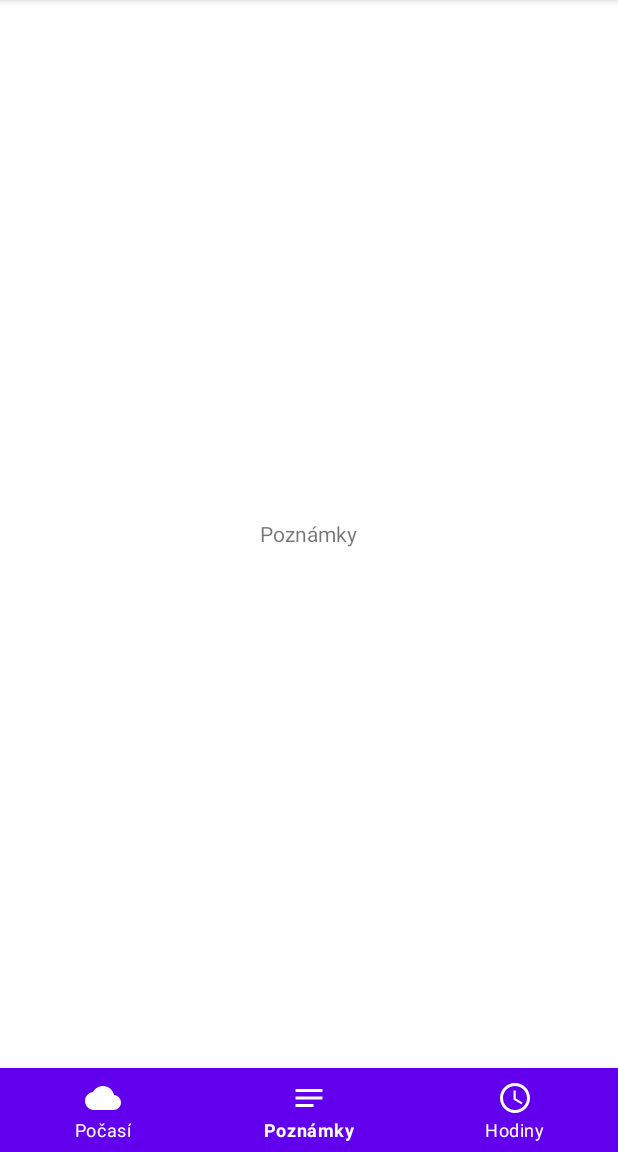
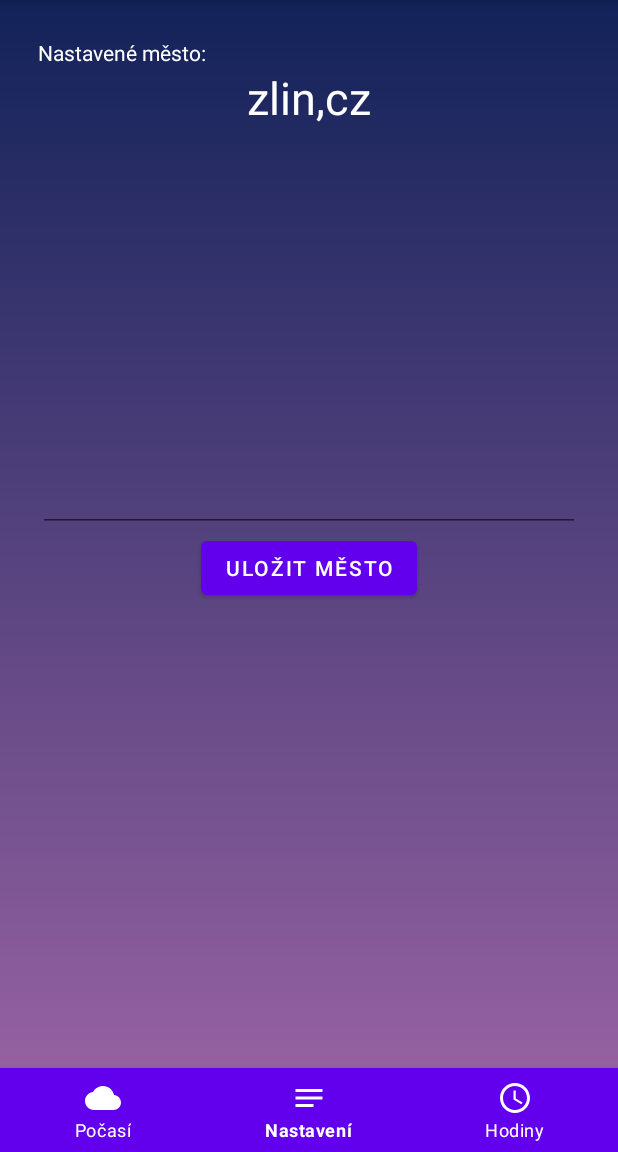
Before and after one commit to MarekLeopold/AK7MT, an Android app: the screen it shows after launch (MainActivity), item 2 of the bottom bar chosen, on a phone screen of 412 x 824 dp, the part 84-1236 px from its top. Run offline under Robolectric (Android 15) with nearby library versions, the phone set to English and light mode, and no system bars.

Commit message:
Perzistentní paměť

```diff
--- a/app/src/main/java/com/example/ak7mt/MainActivity.kt
+++ b/app/src/main/java/com/example/ak7mt/MainActivity.kt
@@ -1,25 +1,18 @@
 package com.example.ak7mt
 
-import android.os.AsyncTask
+import android.content.Context
+import android.os.Bundle
+import android.widget.Toast
 import androidx.appcompat.app.AppCompatActivity
-import android.os.Bundle
-import android.view.View
-import android.widget.ProgressBar
-import android.widget.RelativeLayout
-import android.widget.TextView
 import androidx.fragment.app.Fragment
 import com.example.ak7mt.fragments.HodinyFragment
 import com.example.ak7mt.fragments.PocasiFragment
 import com.example.ak7mt.fragments.PoznamkyFragment
 import kotlinx.android.synthetic.main.activity_main.*
-import kotlinx.android.synthetic.main.fragment_pocasi.*
-import org.json.JSONObject
-import java.net.URL
-import java.text.SimpleDateFormat
-import java.util.*
+import kotlinx.android.synthetic.main.fragment_poznamky.*
+
 
 class MainActivity : AppCompatActivity() {
-
 
     override fun onCreate(savedInstanceState: Bundle?) {
         super.onCreate(savedInstanceState)
@@ -27,20 +20,19 @@ class MainActivity : AppCompatActivity() {
 
         val hodinyFragment = HodinyFragment()
         val pocasiFragment = PocasiFragment()
-        val poznamkyFragment = PoznamkyFragment()
+        val nastaveniFragment = PoznamkyFragment()
 
         makeCurrentFragment(pocasiFragment)
 
         bottom_navigation.setOnNavigationItemSelectedListener {
             when(it.itemId){
                 R.id.pocasi -> makeCurrentFragment(pocasiFragment)
-                R.id.Poznamky -> makeCurrentFragment(poznamkyFragment)
+                R.id.Nastaveni -> makeCurrentFragment(nastaveniFragment)
                 R.id.Hodiny -> makeCurrentFragment(hodinyFragment)
             }
             true
         }
     }
-
 
 
     private fun makeCurrentFragment(fragment: Fragment) =
--- a/app/src/main/java/com/example/ak7mt/fragments/HodinyFragment.kt
+++ b/app/src/main/java/com/example/ak7mt/fragments/HodinyFragment.kt
@@ -7,26 +7,10 @@ import android.view.View
 import android.view.ViewGroup
 import com.example.ak7mt.R
 
-// TODO: Rename parameter arguments, choose names that match
-// the fragment initialization parameters, e.g. ARG_ITEM_NUMBER
-private const val ARG_PARAM1 = "param1"
-private const val ARG_PARAM2 = "param2"
-
-/**
- * A simple [Fragment] subclass.
- * Use the [HodinyFragment.newInstance] factory method to
- * create an instance of this fragment.
- */
 class HodinyFragment : Fragment() {
-    // TODO: Rename and change types of parameters
-    private var param1: String? = null
-    private var param2: String? = null
-
     override fun onCreate(savedInstanceState: Bundle?) {
         super.onCreate(savedInstanceState)
         arguments?.let {
-            param1 = it.getString(ARG_PARAM1)
-            param2 = it.getString(ARG_PARAM2)
         }
     }
 
@@ -37,24 +21,4 @@ class HodinyFragment : Fragment() {
         // Inflate the layout for this fragment
         return inflater.inflate(R.layout.fragment_hodiny, container, false)
     }
-
-    companion object {
-        /**
-         * Use this factory method to create a new instance of
-         * this fragment using the provided parameters.
-         *
-         * @param param1 Parameter 1.
-         * @param param2 Parameter 2.
-         * @return A new instance of fragment HodinyFragment.
-         */
-        // TODO: Rename and change types and number of parameters
-        @JvmStatic
-        fun newInstance(param1: String, param2: String) =
-            HodinyFragment().apply {
-                arguments = Bundle().apply {
-                    putString(ARG_PARAM1, param1)
-                    putString(ARG_PARAM2, param2)
-                }
-            }
-    }
 }
--- a/app/src/main/java/com/example/ak7mt/fragments/PocasiFragment.kt
+++ b/app/src/main/java/com/example/ak7mt/fragments/PocasiFragment.kt
@@ -1,5 +1,6 @@
 package com.example.ak7mt.fragments
 
+import android.content.Context
 import android.os.AsyncTask
 import android.os.Bundle
 import android.view.LayoutInflater
@@ -16,8 +17,11 @@ import java.util.*
 
 
 class PocasiFragment : Fragment() {
+    val SHARED_PREFS = "sharedPrefs"
+    val TEXT = "text"
 
-    val CITY: String = "zlin,cz"
+
+    var CITY: String ? = "praha,cz"
     val API: String = "05f0c276cb9a2294e44993b69ebfcd4f"
 
     override fun onCreate(savedInstanceState: Bundle?) {
@@ -35,6 +39,7 @@ class PocasiFragment : Fragment() {
         override fun doInBackground(vararg p0: String?): String? {
             var response: String?
             try {
+                loadData()
                 response = URL("https://api.openweathermap.org/data/2.5/weather?q=$CITY&lang=cz&units=metric&appid=$API").readText()
             } catch (e: Exception) {
                 response = null
@@ -88,4 +93,10 @@ class PocasiFragment : Fragment() {
         // Inflate the layout for this fragment
         return inflater.inflate(R.layout.fragment_pocasi, container, false)
     }
+
+    fun loadData() {
+        val sharedPreferences =
+            this.activity?.getSharedPreferences(SHARED_PREFS, Context.MODE_PRIVATE)
+            CITY = sharedPreferences?.getString(TEXT, "zlin,cz")
+    }
 }
--- a/app/src/main/java/com/example/ak7mt/fragments/PoznamkyFragment.kt
+++ b/app/src/main/java/com/example/ak7mt/fragments/PoznamkyFragment.kt
@@ -1,60 +1,53 @@
 package com.example.ak7mt.fragments
 
+import android.content.Context
 import android.os.Bundle
-import androidx.fragment.app.Fragment
 import android.view.LayoutInflater
 import android.view.View
 import android.view.ViewGroup
+import androidx.fragment.app.Fragment
 import com.example.ak7mt.R
+import kotlinx.android.synthetic.main.fragment_poznamky.*
+import kotlinx.android.synthetic.main.fragment_poznamky.view.*
 
-// TODO: Rename parameter arguments, choose names that match
-// the fragment initialization parameters, e.g. ARG_ITEM_NUMBER
-private const val ARG_PARAM1 = "param1"
-private const val ARG_PARAM2 = "param2"
 
-/**
- * A simple [Fragment] subclass.
- * Use the [PoznamkyFragment.newInstance] factory method to
- * create an instance of this fragment.
- */
 class PoznamkyFragment : Fragment() {
-    // TODO: Rename and change types of parameters
-    private var param1: String? = null
-    private var param2: String? = null
+    val SHARED_PREFS = "sharedPrefs"
+    val TEXT = "text"
+    var hodnota: String? = null
 
     override fun onCreate(savedInstanceState: Bundle?) {
+        loadData()
         super.onCreate(savedInstanceState)
-        arguments?.let {
-            param1 = it.getString(ARG_PARAM1)
-            param2 = it.getString(ARG_PARAM2)
-        }
     }
 
-    override fun onCreateView(
-        inflater: LayoutInflater, container: ViewGroup?,
-        savedInstanceState: Bundle?
-    ): View? {
-        // Inflate the layout for this fragment
-        return inflater.inflate(R.layout.fragment_poznamky, container, false)
+    override fun onCreateView(inflater: LayoutInflater, container: ViewGroup?,
+                              savedInstanceState: Bundle?): View? {
+
+        loadData()
+        val view: View = inflater!!.inflate(R.layout.fragment_poznamky, container, false)
+        view.textview.text = hodnota
+        view.save_button.setOnClickListener { view: View? ->
+            saveData()
+            textview.text = editText.text.toString()
+            editText.getText().clear()
+        }
+
+        // Return the fragment view/layout
+        return view
     }
 
-    companion object {
-        /**
-         * Use this factory method to create a new instance of
-         * this fragment using the provided parameters.
-         *
-         * @param param1 Parameter 1.
-         * @param param2 Parameter 2.
-         * @return A new instance of fragment PoznamkyFragment.
-         */
-        // TODO: Rename and change types and number of parameters
-        @JvmStatic
-        fun newInstance(param1: String, param2: String) =
-            PoznamkyFragment().apply {
-                arguments = Bundle().apply {
-                    putString(ARG_PARAM1, param1)
-                    putString(ARG_PARAM2, param2)
-                }
-            }
+    fun saveData() {
+        val sharedPreferences = this.activity?.getSharedPreferences(SHARED_PREFS, Context.MODE_PRIVATE)
+        val editor = sharedPreferences?.edit()
+        editor?.putString(TEXT, editText.text.toString())
+        editor?.apply()
     }
+
+    fun loadData() {
+        val sharedPreferences = this.activity?.getSharedPreferences(SHARED_PREFS, Context.MODE_PRIVATE)
+        hodnota = sharedPreferences?.getString(TEXT, "zlin,cz")
+
+    }
+
 }
--- a/app/src/main/res/layout/fragment_poznamky.xml
+++ b/app/src/main/res/layout/fragment_poznamky.xml
@@ -3,18 +3,59 @@
     xmlns:tools="http://schemas.android.com/tools"
     android:layout_width="match_parent"
     android:layout_height="match_parent"
-    tools:context=".fragments.PoznamkyFragment">
+    tools:context=".fragments.PoznamkyFragment"
+    android:orientation="vertical"
+    android:background="@drawable/gradient_bg"
+    android:padding="25dp"
+    >
+
 
     <RelativeLayout
         android:layout_width="match_parent"
         android:layout_height="match_parent">
-
+        <LinearLayout
+            android:layout_width="match_parent"
+            android:layout_height="wrap_content"
+            android:orientation="vertical">
         <TextView
             android:layout_width="wrap_content"
             android:layout_height="wrap_content"
-            android:text="Poznámky"
+            android:text="Nastavené město: "
+            android:textColor="#FFFFFF"
+            />
+
+        <TextView
+            android:id="@+id/textview"
+            android:layout_width="match_parent"
+            android:layout_height="wrap_content"
+            tools:text="Nastavení"
+            android:textSize="30sp"
+            android:textColor="#FFFFFF"
+            android:gravity="center_horizontal"
+            />
+        >
+        </LinearLayout>
+
+        <LinearLayout
+            android:layout_width="match_parent"
+            android:layout_height="wrap_content"
             android:layout_centerInParent="true"
-            />
+            android:gravity="center_horizontal"
+            android:orientation="vertical"
+            >
+            <EditText
+                android:id="@+id/editText"
+                android:layout_width="match_parent"
+                android:layout_height="wrap_content">
+
+            </EditText>
+        <Button
+            android:id="@+id/save_button"
+            android:layout_width="wrap_content"
+            android:layout_height="wrap_content"
+            android:text="Uložit město"></Button>
+        </LinearLayout>
+
 
     </RelativeLayout>
 
--- a/app/src/main/res/menu/nav_menu.xml
+++ b/app/src/main/res/menu/nav_menu.xml
@@ -6,9 +6,9 @@
         android:title="Počasí"/>
 
     <item
-        android:id="@+id/Poznamky"
+        android:id="@+id/Nastaveni"
         android:icon="@drawable/ic_poznamka"
-        android:title="Poznámky"/>
+        android:title="Nastavení"/>
 
     <item
         android:id="@+id/Hodiny"
```
